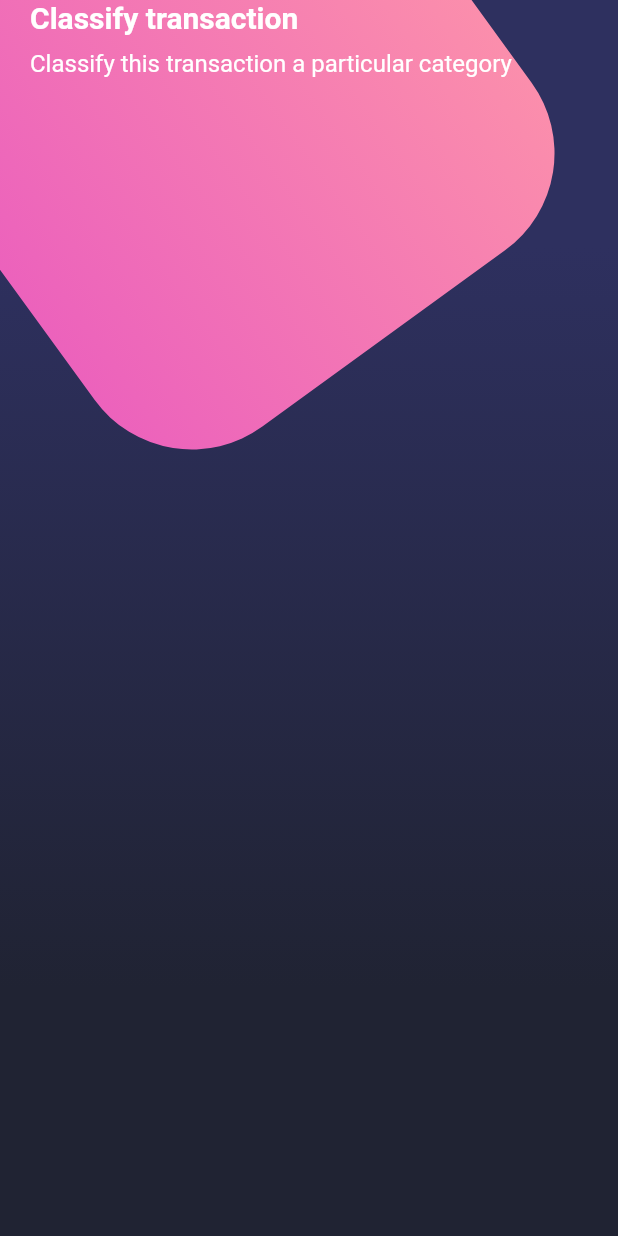
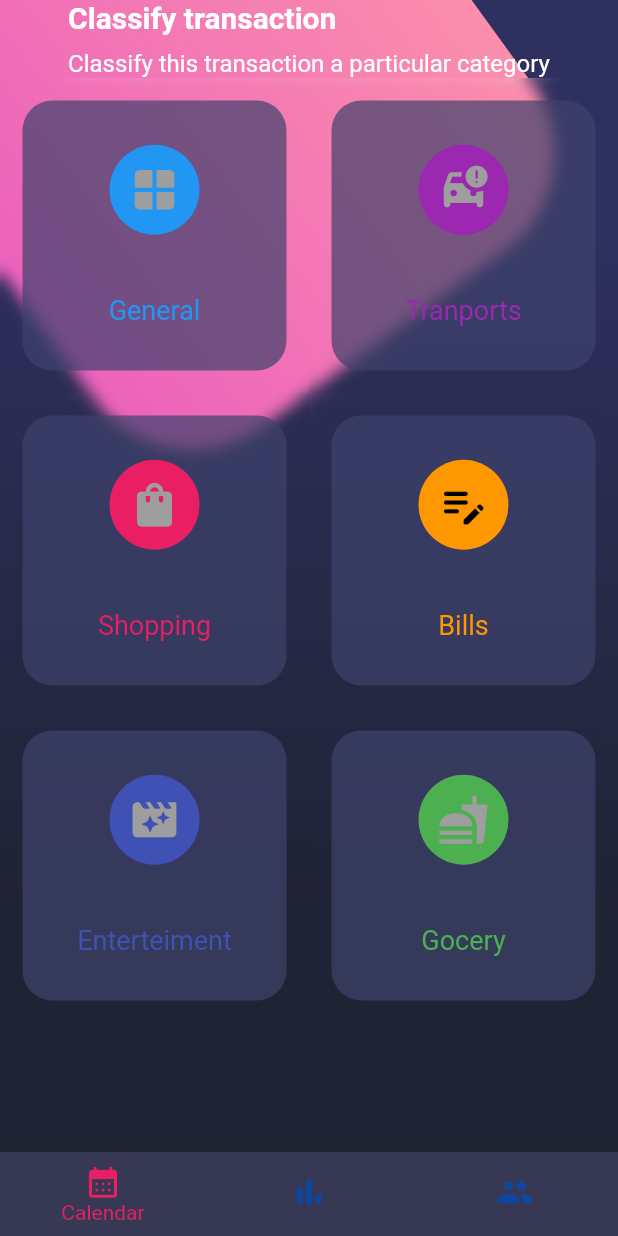
Before and after one commit to rubmanb/AppDisenyos, a Flutter app: the screen it shows after launch, on a phone screen of 412 x 824 dp. Run offline on Flutter 3.47's test engine with Material 2 defaults, Android fonts, the phone set to English and light mode, and no system bars.

Commit message:
tercer diseño finalizado
La app se puede optimizar un poco

```diff
--- a/app_disenyos/lib/main.dart
+++ b/app_disenyos/lib/main.dart
@@ -21,6 +21,7 @@ class MyApp extends StatelessWidget {
         debugShowCheckedModeBanner: false,
         title: 'App diseños',
         initialRoute: 'home',
+        theme: ThemeData.dark(),
         routes: {
           'home': (_) => const HomeScreen(),
           'basic_design': (_) => const BasicDesignScreen(),
--- a/app_disenyos/lib/screens/home_screen.dart
+++ b/app_disenyos/lib/screens/home_screen.dart
@@ -1,3 +1,5 @@
+import 'package:app_disenyos/widgets/card_table.dart';
+import 'package:app_disenyos/widgets/custom_bottom_navigation.dart';
 import 'package:app_disenyos/widgets/page_title.dart';
 import 'package:flutter/material.dart';
 
@@ -8,29 +10,25 @@ class HomeScreen extends StatelessWidget {
 
   @override
   Widget build(BuildContext context) {
-    return const Scaffold(
-        body: Stack(
-      children: [
-        //background
-        Background(),
-        _HomeBody()
-      ],
-    ));
+    return Scaffold(
+      body: Stack(
+        children: [
+          //background
+          const Background(),
+          _HomeBody()
+        ],
+      ),
+      bottomNavigationBar: const CustomBottomNavigator(),
+    );
   }
 }
 
 class _HomeBody extends StatelessWidget {
-  const _HomeBody({
-    super.key,
-  });
-
   @override
   Widget build(BuildContext context) {
     return const SingleChildScrollView(
       child: Column(
-        children: [
-          PageTitle(),
-        ],
+        children: [PageTitle(), CardTable()],
       ),
     );
   }
--- a/app_disenyos/lib/widgets/background.dart
+++ b/app_disenyos/lib/widgets/background.dart
@@ -20,7 +20,7 @@ class Background extends StatelessWidget {
         Container(
           decoration: boxDecoration,
         ),
-        const Positioned(
+        Positioned(
           top: -100,
           left: -30,
           child: _PinkBox(),
@@ -31,8 +31,6 @@ class Background extends StatelessWidget {
 }
 
 class _PinkBox extends StatelessWidget {
-  const _PinkBox({super.key});
-
   @override
   Widget build(BuildContext context) {
     return Transform.rotate(
@@ -41,11 +39,14 @@ class _PinkBox extends StatelessWidget {
         width: 360,
         height: 360,
         decoration: BoxDecoration(
-            borderRadius: BorderRadius.circular(80),
-            gradient: const LinearGradient(colors: [
+          borderRadius: BorderRadius.circular(80),
+          gradient: const LinearGradient(
+            colors: [
               Color.fromRGBO(236, 98, 188, 1),
               Color.fromRGBO(251, 142, 172, 1),
-            ])),
+            ],
+          ),
+        ),
       ),
     );
   }
--- /dev/null
+++ b/app_disenyos/lib/widgets/card_table.dart
@@ -0,0 +1,103 @@
+import 'dart:ui';
+
+import 'package:flutter/material.dart';
+
+class CardTable extends StatelessWidget {
+  const CardTable({super.key});
+
+  @override
+  Widget build(BuildContext context) {
+    return Table(
+      children: const [
+        TableRow(
+          children: [
+            _SingleCard(
+              icon: Icons.window,
+              text: 'General',
+              color: Colors.blue,
+            ),
+            _SingleCard(
+              icon: Icons.car_crash_rounded,
+              text: 'Tranports',
+              color: Colors.purple,
+            ),
+          ],
+        ),
+        TableRow(
+          children: [
+            _SingleCard(
+              icon: Icons.shopping_bag,
+              text: 'Shopping',
+              color: Colors.pink,
+            ),
+            _SingleCard(
+              icon: Icons.edit_note_rounded,
+              text: 'Bills',
+              color: Colors.orange,
+            ),
+          ],
+        ),
+        TableRow(
+          children: [
+            _SingleCard(
+              icon: Icons.movie_filter_rounded,
+              text: 'Enterteiment',
+              color: Colors.indigo,
+            ),
+            _SingleCard(
+              icon: Icons.fastfood,
+              text: 'Gocery',
+              color: Colors.green,
+            ),
+          ],
+        ),
+      ],
+    );
+  }
+}
+
+class _SingleCard extends StatelessWidget {
+  final IconData icon;
+  final String text;
+  final Color color;
+
+  const _SingleCard(
+      {super.key, required this.icon, required this.text, required this.color});
+
+  @override
+  Widget build(BuildContext context) {
+    return ClipRRect(
+      child: BackdropFilter(
+        filter: ImageFilter.blur(sigmaX: 5, sigmaY: 5),
+        child: Container(
+          margin: const EdgeInsets.all(15),
+          height: 180,
+          decoration: BoxDecoration(
+            color: const Color.fromRGBO(62, 66, 107, 0.7),
+            borderRadius: BorderRadius.circular(20),
+          ),
+          child: Column(
+            mainAxisAlignment: MainAxisAlignment.center,
+            children: [
+              CircleAvatar(
+                backgroundColor: color,
+                radius: 30,
+                child: Icon(
+                  icon,
+                  size: 35,
+                ),
+              ),
+              const SizedBox(
+                height: 40,
+              ),
+              Text(
+                text,
+                style: TextStyle(color: color, fontSize: 18),
+              )
+            ],
+          ),
+        ),
+      ),
+    );
+  }
+}
--- /dev/null
+++ b/app_disenyos/lib/widgets/custom_bottom_navigation.dart
@@ -0,0 +1,33 @@
+import 'package:flutter/material.dart';
+
+class CustomBottomNavigator extends StatelessWidget {
+  const CustomBottomNavigator({super.key});
+
+  @override
+  Widget build(BuildContext context) {
+    return BottomNavigationBar(
+      selectedItemColor: Colors.pink,
+      unselectedItemColor: Colors.blue[900],
+      showUnselectedLabels: false,
+      backgroundColor: const Color.fromRGBO(55, 57, 84, 1),
+      currentIndex: 0,
+      items: const [
+        BottomNavigationBarItem(
+          icon: Icon(
+            Icons.calendar_month_rounded,
+            size: 25,
+          ),
+          label: 'Calendar',
+        ),
+        BottomNavigationBarItem(
+          icon: Icon(Icons.bar_chart_rounded, size: 25),
+          label: 'Graphics',
+        ),
+        BottomNavigationBarItem(
+          icon: Icon(Icons.people, size: 25),
+          label: 'Users',
+        ),
+      ],
+    );
+  }
+}
```
